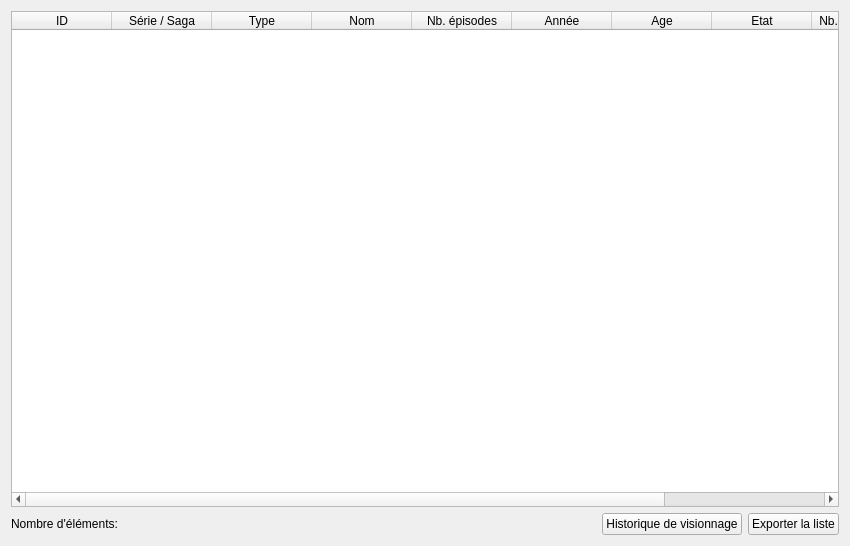
The window that src/ui/tabs/list2_tab.ui (seigneurfuo/MyAnimeManager3) describes before a commit, drawn with Qt 5.
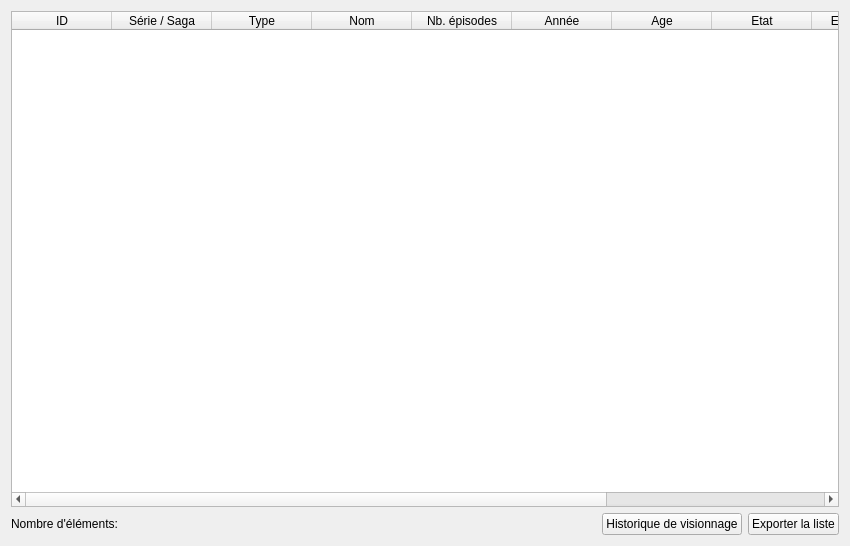
The same window after the commit. Icons and pictures are not drawn.

Diff of the .ui file:
```diff
--- a/src/ui/tabs/list2_tab.ui
+++ b/src/ui/tabs/list2_tab.ui
@@ -74,6 +74,11 @@
        <string>Etat</string>
       </property>
      </column>
+     <column>
+      <property name="text">
+       <string>En diffusion</string>
+      </property>
+     </column>
      <column>
       <property name="text">
        <string>Nb. visionnages</string>
```
